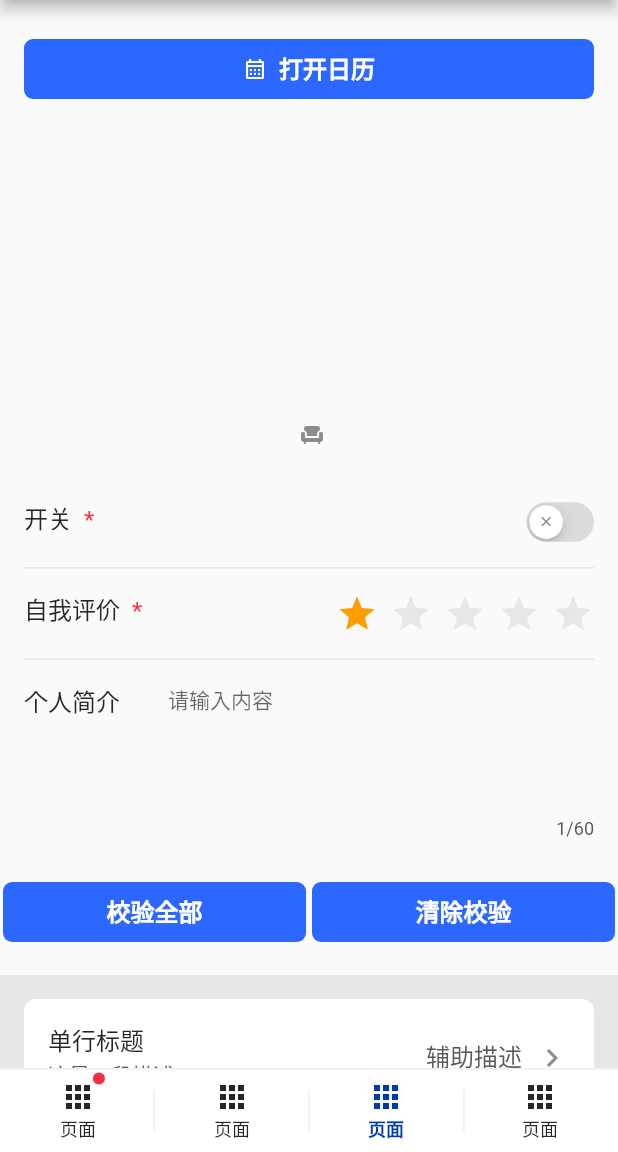
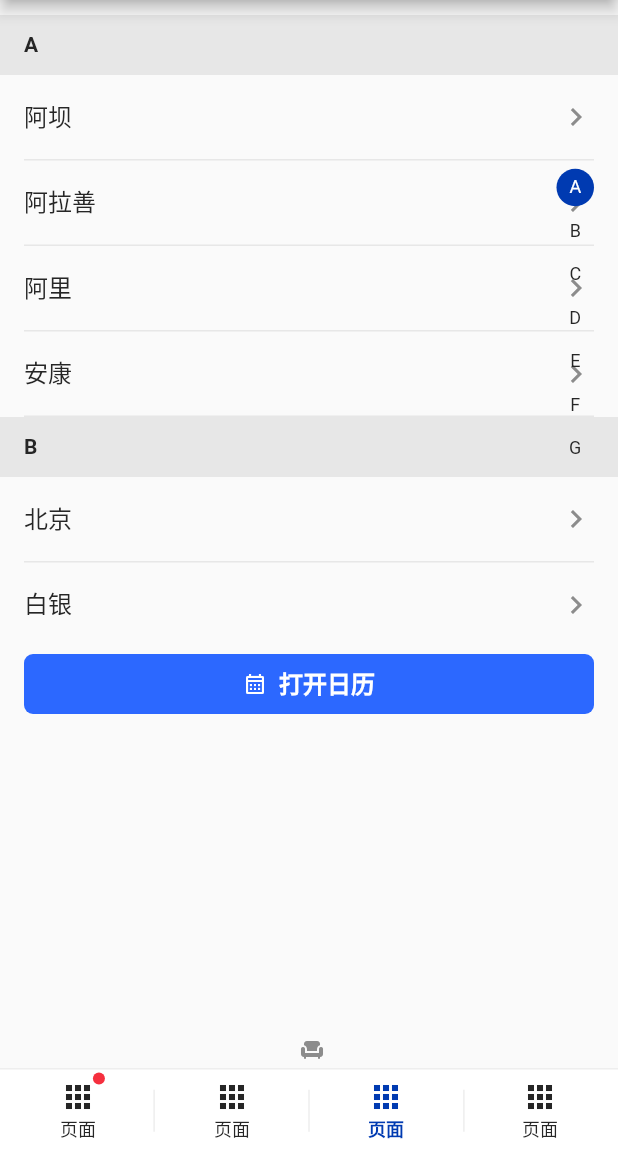
Before and after one commit to yuristar12/MX-widget, a Flutter app: the screen it shows after launch, on a phone screen of 412 x 824 dp, the part 84-1236 px from its top. Run offline on Flutter 3.47's test engine with Material 2 defaults, Android fonts, the phone set to English and light mode, and no system bars; our stand-ins replace flutter_swiper_null_safety; missing offline and left inert: dart:ffi; network calls fail.

Commit message:
暂存代码

```diff
--- a/example/lib/main.dart
+++ b/example/lib/main.dart
@@ -110,6 +110,8 @@ class _MyHomePageState extends State<MyHomePage>
 
   late MXCalendarController mxCalendarController;
 
+  late MXIndexesController mxIndexesController;
+
   @override
   void initState() {
     super.initState();
@@ -391,6 +393,12 @@ class _MyHomePageState extends State<MyHomePage>
             MXCascaderOptions(
               value: '120100',
               label: '天津市',
+              children: [
+                MXCascaderOptions(value: '120101', label: '和平区'),
+                MXCascaderOptions(value: '120102', label: '河东区'),
+                MXCascaderOptions(value: '120103', label: '河西区'),
+                MXCascaderOptions(value: '120104', label: '南开区'),
+              ],
             ),
           ])
         ]);
@@ -453,6 +461,89 @@ class _MyHomePageState extends State<MyHomePage>
       //   );
       // },
     );
+
+    mxIndexesController = MXIndexesController(
+        model: [
+          MXIndexesModel(index: "A", children: <String>[
+            '阿坝',
+            '阿拉善',
+            '阿里',
+            '安康',
+          ]),
+          MXIndexesModel(index: "B", children: <String>[
+            '北京',
+            '白银',
+            '保定',
+            '宝鸡',
+            '保山',
+            '包头',
+            '巴中',
+            '北海',
+            '蚌埠',
+            '本溪',
+            '毕节',
+            '滨州',
+            '百色',
+            '亳州',
+          ]),
+          MXIndexesModel(index: "C", children: <String>[
+            '重庆',
+            '成都',
+            '长沙',
+            '长春',
+            '沧州',
+            '常德',
+            '昌都',
+            '长治',
+            '常州',
+            '巢湖',
+            '潮州',
+            '承德',
+            '郴州',
+            '赤峰',
+            '池州',
+            '崇左',
+            '楚雄',
+            '滁州',
+            '朝阳',
+          ]),
+          MXIndexesModel(index: "D", children: <String>[
+            '大连',
+            '东莞',
+            '大理',
+            '丹东',
+            '大庆',
+            '大同',
+            '大兴安岭',
+            '德宏',
+            '德阳',
+            '德州',
+            '定西',
+            '迪庆',
+            '东营',
+          ]),
+          MXIndexesModel(index: "E", children: <String>['鄂尔多斯', '恩施', '鄂州']),
+          MXIndexesModel(
+              index: "F",
+              children: <String>['福州', '防城港', '佛山', '抚顺', '抚州', '阜新', '阜阳']),
+          MXIndexesModel(index: "G", children: <String>[
+            '广州',
+            '桂林',
+            '贵阳',
+            '甘南',
+            '赣州',
+            '甘孜',
+            '广安',
+            '广元',
+            '贵港',
+            '果洛'
+          ]),
+        ],
+        contentItemBuilder: <String>(String params) {
+          return Container(
+              child: MXCell(
+                  model: MXCellModel(title: params.toString()), padding: 16));
+        });
   }
 
   @override
@@ -508,6 +599,11 @@ class _MyHomePageState extends State<MyHomePage>
                     height: 10,
                   ),
 
+                  MXIndexes(height: 400, controller: mxIndexesController),
+
+                  const SizedBox(
+                    height: 10,
+                  ),
                   MXButton(
                     text: '打开日历',
                     icon: Icons.calendar_month_outlined,
@@ -546,7 +642,11 @@ class _MyHomePageState extends State<MyHomePage>
                     height: 20,
                   ),
 
-                  MXForm(formList: [
+                  Container(
+                    padding: EdgeInsets.all(16),
+                    decoration: BoxDecoration(
+                        color: MXTheme.of(context).infoPrimaryColor),
+                    child: MXForm(formList: [
                       MXFormItemModel(
                           require: true,
                           label: "开关",
@@ -605,6 +705,7 @@ class _MyHomePageState extends State<MyHomePage>
                             );
                           })
                     ], controller: mxFormController),
+                  ),
 
                   Flex(
                     direction: Axis.horizontal,
@@ -772,7 +873,7 @@ class _MyHomePageState extends State<MyHomePage>
                     themeEnum: themeEnum,
                     afterClickButtonCallback: () {
                       mxCascaderController.toRenderCascader(
-                          context: context, id: '110108');
+                          context: context, id: '120104');
                     },
                   ),
                   const SizedBox(
--- a/lib/src/config/global_enum.dart
+++ b/lib/src/config/global_enum.dart
@@ -1,3 +1,5 @@
+import 'dart:ffi';
+
 import 'package:flutter/material.dart';
 import 'package:mx_widget/src/widgets/form/mx_form_item_model.dart';
 
@@ -490,6 +492,8 @@ enum MXFormAlign { horizontal, vertical }
 
 enum MXFormPositionAlign { start, center, end }
 
+enum MXFormTypeEnum { common, card }
+
 typedef MXFormItemBuilder = Widget Function(MXFormItemModel value);
 
 /// popover组件
@@ -522,3 +526,6 @@ typedef MXCalendarOfDayBuilder = Widget Function(
 typedef MXCalendarOnSelect = void Function(DateTime time);
 
 typedef MXCalendarOnChange = void Function(dynamic value);
+
+/// indexes组件
+typedef MXIndexesItemClick = Void Function<T>(T params);
--- a/lib/src/export.dart
+++ b/lib/src/export.dart
@@ -208,3 +208,8 @@ export 'widgets/calendar/model/mx_calendar_time.dart';
 export 'widgets/calendar/use_mx_calendar_by_popup.dart';
 export 'widgets/calendar/model/mx_calendar_controller.dart';
 export 'widgets/calendar/model/mx_calendar_value_by_range.dart';
+
+// indexes组件
+export 'widgets/indexes/mx_indexes.dart';
+export 'widgets/indexes/model/mx_indexes_model.dart';
+export 'widgets/indexes/model/mx_indexes_controller.dart';
--- a/lib/src/widgets/cascader/mx_cascader_anchor_item.dart
+++ b/lib/src/widgets/cascader/mx_cascader_anchor_item.dart
@@ -6,13 +6,14 @@ final double bottomPadding = MXTheme.getThemeConfig().space24;
 typedef MXCascaderAnchorItemOntap = void Function(String id);
 
 class MXCascaderAnchorItem extends StatelessWidget {
-  const MXCascaderAnchorItem(
-      {super.key,
-      required this.id,
-      required this.onTap,
-      required this.title,
-      required this.isActivity,
-      required this.isLast});
+  const MXCascaderAnchorItem({
+    super.key,
+    required this.id,
+    required this.onTap,
+    required this.title,
+    required this.isLast,
+    required this.isActivity,
+  });
 
   final String id;
   final String title;
--- a/lib/src/widgets/cascader/mx_cascader_controller.dart
+++ b/lib/src/widgets/cascader/mx_cascader_controller.dart
@@ -60,10 +60,10 @@ class MXCascaderController {
     _stepsController = MXStepsController(stepsItems: [
       MXStepsItemModel(
         title: '选择选项',
-        builder: (isActivity) {
+        builder: (isActivity, {required int index}) {
           return MXCascaderAnchorItem(
-              isLast: true,
               id: "0",
+              isLast: _stepsController!.stepsItems.length - 1 == index,
               onTap: (String id) {},
               title: "选择选项",
               isActivity: true);
@@ -198,9 +198,11 @@ class MXCascaderController {
         _optionList[_activityIndex] = option;
         if (!isCurrent) {
           _optionList.removeRange(_activityIndex + 1, _optionList.length);
-        } else {
-          _activityIndex += 1;
         }
+        _activityIndex += 1;
+        // else {
+        //   _activityIndex += 1;
+        // }
       }
     }
   }
@@ -257,13 +259,13 @@ class MXCascaderController {
       MXCascaderOptions option, bool isActivity, bool isLast) {
     return MXStepsItemModel(
       title: option.label,
-      builder: (innerActivity) {
+      builder: (innerActivity, {required int index}) {
         return MXCascaderAnchorItem(
             id: option.value,
-            isLast: isLast,
             onTap: (String id) {
               _onStepItemTap(id);
             },
+            isLast: _stepsController!.stepsItems.length - 1 == index,
             title: option.label,
             isActivity: isActivity);
       },
@@ -273,7 +275,7 @@ class MXCascaderController {
   MXStepsItemModel _assemberDefaultAnchorItem() {
     return MXStepsItemModel(
       title: '选择选项',
-      builder: (isActivity) {
+      builder: (isActivity, {required int index}) {
         return MXCascaderAnchorItem(
             id: "0",
             onTap: (String id) {
@@ -281,8 +283,8 @@ class MXCascaderController {
               _isStepItemClickId = null;
               updateLayout();
             },
+            isLast: _stepsController!.stepsItems.length - 1 == index,
             title: "选择选项",
-            isLast: true,
             isActivity: _isStepItemClickId == null);
       },
     );
--- a/lib/src/widgets/form/mx_form.dart
+++ b/lib/src/widgets/form/mx_form.dart
@@ -11,6 +11,7 @@ class MXForm extends StatefulWidget {
     this.labelWidth = 80,
     required this.formList,
     required this.controller,
+    this.type = MXFormTypeEnum.common,
     this.align = MXFormAlign.horizontal,
   });
 
@@ -23,6 +24,8 @@ class MXForm extends StatefulWidget {
   final MXFormController controller;
 
   final double labelWidth;
+
+  final MXFormTypeEnum type;
 
   @override
   State<MXForm> createState() => MXFormState();
@@ -80,11 +83,28 @@ class MXFormState extends State<MXForm> {
         crossAxisAlignment: CrossAxisAlignment.start, children: _getFormList());
   }
 
+  BoxDecoration _buildFormWrapDecoration() {
+    Color backgroundColor = MXTheme.of(context).whiteColor;
+
+    switch (widget.type) {
+      case MXFormTypeEnum.card:
+        return BoxDecoration(
+            borderRadius: BorderRadius.all(
+                Radius.circular(MXTheme.of(context).radiusMedium)),
+            color: backgroundColor);
+      case MXFormTypeEnum.common:
+        return BoxDecoration(color: backgroundColor);
+    }
+  }
+
   @override
   Widget build(BuildContext context) {
+    Widget child = _buildBody();
+
     return Container(
+      decoration: _buildFormWrapDecoration(),
       padding: EdgeInsets.symmetric(horizontal: widget.padding),
-      child: _buildBody(),
+      child: child,
     );
   }
 }
--- a/lib/src/widgets/form/mx_form_item.dart
+++ b/lib/src/widgets/form/mx_form_item.dart
@@ -80,11 +80,22 @@ class MXFormItem extends StatelessWidget {
       }
     }
 
-    contentChild = Column(
-      mainAxisAlignment: MainAxisAlignment.start,
-      crossAxisAlignment: alignment,
-      children: contentChildren,
-    );
+    if (align == MXFormAlign.horizontal) {
+      contentChild = Container(
+        margin: const EdgeInsets.only(top: 2),
+        child: Column(
+          mainAxisAlignment: MainAxisAlignment.start,
+          crossAxisAlignment: alignment,
+          children: contentChildren,
+        ),
+      );
+    } else {
+      contentChild = Column(
+        mainAxisAlignment: MainAxisAlignment.start,
+        crossAxisAlignment: alignment,
+        children: contentChildren,
+      );
+    }
 
     if (disabled) {
       child = Opacity(
--- /dev/null
+++ b/lib/src/widgets/indexes/model/mx_indexes_anchor_controller.dart
@@ -0,0 +1,11 @@
+import 'package:mx_widget/src/widgets/indexes/mx_indexes_anchor.dart';
+
+class MXIndexesAnchorController {
+  MXIndexesAnchorController();
+
+  MXIndexesAnchorState? state;
+
+  void setState(MXIndexesAnchorState state) {
+    this.state = state;
+  }
+}
--- /dev/null
+++ b/lib/src/widgets/indexes/model/mx_indexes_controller.dart
@@ -0,0 +1,31 @@
+import 'package:flutter/material.dart';
+import 'package:mx_widget/mx_widget.dart';
+import 'package:mx_widget/src/widgets/indexes/model/mx_indexes_globalkey_and_index_model.dart';
+
+typedef MXIndexesContentItemBuilder = Widget Function<T>(T params);
+typedef MXIndexesHeaderBuilder = Widget Function(MXIndexesModel params);
+
+class MXIndexesController {
+  MXIndexesController(
+      {this.itemClick,
+      this.headerBuilder,
+      required this.model,
+      this.headerHeight = 40,
+      required this.contentItemBuilder});
+
+  final double headerHeight;
+
+  final List<MXIndexesModel> model;
+
+  final MXIndexesItemClick? itemClick;
+
+  final MXIndexesHeaderBuilder? headerBuilder;
+
+  final MXIndexesContentItemBuilder contentItemBuilder;
+
+  MXIndexesGlobalkeyAndIndex? value;
+
+  void setValue(MXIndexesGlobalkeyAndIndex value) {
+    this.value = value;
+  }
+}
--- /dev/null
+++ b/lib/src/widgets/indexes/model/mx_indexes_globalkey_and_index_model.dart
@@ -0,0 +1,9 @@
+import 'package:flutter/material.dart';
+
+class MXIndexesGlobalkeyAndIndex {
+  MXIndexesGlobalkeyAndIndex({required this.globalKey, required this.index});
+
+  final GlobalKey globalKey;
+
+  final String index;
+}
--- /dev/null
+++ b/lib/src/widgets/indexes/model/mx_indexes_model.dart
@@ -0,0 +1,7 @@
+class MXIndexesModel<T> {
+  MXIndexesModel({required this.index, required this.children});
+
+  final String index;
+
+  final List<T> children;
+}
--- /dev/null
+++ b/lib/src/widgets/indexes/mx_indexes.dart
@@ -0,0 +1,80 @@
+import 'package:flutter/material.dart';
+import 'package:mx_widget/mx_widget.dart';
+import 'package:mx_widget/src/widgets/indexes/mx_indexes_anchor.dart';
+import 'package:mx_widget/src/widgets/indexes/mx_indexes_content.dart';
+import 'package:mx_widget/src/widgets/indexes/model/mx_indexes_anchor_controller.dart';
+import 'package:mx_widget/src/widgets/indexes/model/mx_indexes_globalkey_and_index_model.dart';
+
+class MXIndexes extends StatefulWidget {
+  const MXIndexes({super.key, required this.height, required this.controller});
+
+  final double height;
+
+  final MXIndexesController controller;
+
+  @override
+  State<MXIndexes> createState() => _MXIndexesState();
+}
+
+class _MXIndexesState extends State<MXIndexes> {
+  List<MXIndexesGlobalkeyAndIndex> keysList = [];
+
+  late ScrollController scrollController;
+
+  late MXIndexesAnchorController anchorController;
+
+  @override
+  void initState() {
+    scrollController = ScrollController();
+    anchorController = MXIndexesAnchorController();
+
+    super.initState();
+  }
+
+  Widget _buildBody(BuildContext context) {
+    List<Widget> children = [];
+
+    children.add(MXIndexesContent(
+      controller: widget.controller,
+      scrollController: scrollController,
+      addGlobalKey: _addKeyItem,
+      // Future.delayed(const Duration(milliseconds: 1000), () {
+      //   int index = keysList.indexWhere((element) {
+      //     return element.index == modelItem.index;
+      //   });
+
+      //   if (index > -1) {
+      //     widget.controller.setValue(keysList[index]);
+      //     anchorController.state?.updateLayout();
+      //   }
+      // });
+    ));
+
+    children.add(MXIndexesAnchor(
+      controller: widget.controller,
+      anchorController: anchorController,
+    ));
+    return SizedBox(
+      height: widget.height,
+      child: Stack(
+        alignment: Alignment.centerRight,
+        children: children,
+      ),
+    );
+  }
+
+  void _addKeyItem(MXIndexesGlobalkeyAndIndex item) {
+    keysList.add(item);
+
+    if (keysList.length == 1) {
+      widget.controller.setValue(item);
+    }
+  }
+
+  @override
+  Widget build(BuildContext context) {
+    keysList.clear();
+
+    return _buildBody(context);
+  }
+}
--- /dev/null
+++ b/lib/src/widgets/indexes/mx_indexes_anchor.dart
@@ -0,0 +1,85 @@
+import 'package:flutter/material.dart';
+import 'package:mx_widget/mx_widget.dart';
+import 'package:mx_widget/src/widgets/indexes/model/mx_indexes_anchor_controller.dart';
+import 'package:mx_widget/src/widgets/indexes/model/mx_indexes_globalkey_and_index_model.dart';
+
+class MXIndexesAnchor extends StatefulWidget {
+  const MXIndexesAnchor(
+      {super.key, required this.controller, required this.anchorController});
+
+  final MXIndexesController controller;
+
+  final MXIndexesAnchorController anchorController;
+
+  @override
+  State<MXIndexesAnchor> createState() => MXIndexesAnchorState();
+}
+
+class MXIndexesAnchorState extends State<MXIndexesAnchor> {
+  @override
+  void initState() {
+    widget.anchorController.setState(this);
+    super.initState();
+  }
+
+  void updateLayout() {
+    setState(() {});
+  }
+
+  List<Widget> _getAnchorList() {
+    List<Widget> children = [];
+
+    List<MXIndexesModel> modelList = widget.controller.model;
+
+    MXIndexesGlobalkeyAndIndex? value = widget.controller.value;
+
+    for (var element in modelList) {
+      bool isActivity = false;
+
+      if (value != null && value.index == element.index) isActivity = true;
+
+      children.add(_buildAnchorItem(isActivity, element.index));
+    }
+
+    return children;
+  }
+
+  Widget _buildAnchorItem(bool isActivity, String index) {
+    MXThemeConfig mxThemeConfig = MXTheme.of(context);
+
+    return GestureDetector(
+      onTap: () {},
+      child: Container(
+        width: 25,
+        height: 25,
+        margin: EdgeInsets.only(top: mxThemeConfig.space4),
+        decoration: BoxDecoration(
+            color:
+                isActivity ? mxThemeConfig.brandClickColor : Colors.transparent,
+            borderRadius:
+                BorderRadius.all(Radius.circular(mxThemeConfig.radiusRound))),
+        child: Center(
+          child: MXText(
+            data: index,
+            font: mxThemeConfig.fontInfoLarge,
+            textColor: isActivity
+                ? mxThemeConfig.whiteColor
+                : mxThemeConfig.fontUsePrimaryColor,
+          ),
+        ),
+      ),
+    );
+  }
+
+  Widget _buildBody() {
+    return Column(
+      mainAxisSize: MainAxisSize.min,
+      children: _getAnchorList(),
+    );
+  }
+
+  @override
+  Widget build(BuildContext context) {
+    return Positioned(right: 16, child: _buildBody());
+  }
+}
--- /dev/null
+++ b/lib/src/widgets/indexes/mx_indexes_content.dart
@@ -0,0 +1,69 @@
+import 'package:flutter/material.dart';
+import 'package:mx_widget/src/widgets/indexes/model/mx_indexes_controller.dart';
+import 'package:mx_widget/src/widgets/indexes/model/mx_indexes_globalkey_and_index_model.dart';
+import 'package:mx_widget/src/widgets/indexes/model/mx_indexes_model.dart';
+import 'package:mx_widget/src/widgets/indexes/mx_indexes_content_item.dart';
+import 'package:mx_widget/src/widgets/indexes/mx_indexes_header.dart';
+
+typedef MXIndexesAddGlobalKey = void Function(
+    MXIndexesGlobalkeyAndIndex keyItem);
+
+class MXIndexesContent extends StatelessWidget {
+  const MXIndexesContent({
+    super.key,
+    required this.controller,
+    required this.scrollController,
+    required this.addGlobalKey,
+  });
+
+  final MXIndexesController controller;
+
+  final ScrollController scrollController;
+
+  final MXIndexesAddGlobalKey addGlobalKey;
+
+  Widget _buildBody(BuildContext context) {
+    return CustomScrollView(
+      slivers: _buildSlivers(context),
+      controller: scrollController,
+    );
+  }
+
+  List<Widget> _buildSlivers(BuildContext context) {
+    return controller.model.map((e) {
+      GlobalKey key = GlobalKey();
+      MXIndexesGlobalkeyAndIndex keyAndIndex =
+          MXIndexesGlobalkeyAndIndex(globalKey: key, index: e.index);
+
+      addGlobalKey.call(keyAndIndex);
+
+      return _buildScrollContent(e, key);
+    }).toList();
+  }
+
+  Widget _buildScrollContent(
+    MXIndexesModel modelItem,
+    GlobalKey key,
+  ) {
+    return SliverMainAxisGroup(key: key, slivers: [
+      SliverPersistentHeader(
+          pinned: true,
+          delegate: MXIndexesHeader(
+            modelItem: modelItem,
+            controller: controller,
+          )),
+      SliverList(
+          delegate: SliverChildBuilderDelegate(
+              (context, index) => MXIndexesContentItem(
+                    controller: controller,
+                    itemParams: modelItem.children[index],
+                  ),
+              childCount: modelItem.children.length))
+    ]);
+  }
+
+  @override
+  Widget build(BuildContext context) {
+    return _buildBody(context);
+  }
+}
--- /dev/null
+++ b/lib/src/widgets/indexes/mx_indexes_content_item.dart
@@ -0,0 +1,24 @@
+import 'package:flutter/material.dart';
+import 'package:mx_widget/mx_widget.dart';
+import 'package:mx_widget/src/widgets/indexes/model/mx_indexes_controller.dart';
+
+class MXIndexesContentItem extends StatelessWidget {
+  const MXIndexesContentItem(
+      {super.key, required this.itemParams, required this.controller});
+
+  final dynamic itemParams;
+
+  final MXIndexesController controller;
+
+  Widget _buildBody(BuildContext context) {
+    return Container(
+      padding: const EdgeInsets.symmetric(horizontal: 16),
+      child: controller.contentItemBuilder.call(itemParams),
+    );
+  }
+
+  @override
+  Widget build(BuildContext context) {
+    return _buildBody(context);
+  }
+}
--- /dev/null
+++ b/lib/src/widgets/indexes/mx_indexes_header.dart
@@ -0,0 +1,60 @@
+import 'package:flutter/material.dart';
+import 'package:mx_widget/mx_widget.dart';
+
+typedef MXIndexesOnUpdateFloating = void Function(MXIndexesModel modelItem);
+
+class MXIndexesHeader extends SliverPersistentHeaderDelegate {
+  MXIndexesHeader({
+    required this.modelItem,
+    required this.controller,
+  });
+
+  final MXIndexesController controller;
+
+  final MXIndexesModel modelItem;
+
+  bool isFloating = false;
+
+  @override
+  Widget build(
+      BuildContext context, double shrinkOffset, bool overlapsContent) {
+    MXThemeConfig mxThemeConfig = MXTheme.of(context);
+
+    Widget childe;
+
+    isFloating = shrinkOffset == minExtent;
+
+    childe = Container(
+        child: controller.headerBuilder != null
+            ? controller.headerBuilder!.call(modelItem)
+            : Container(
+                alignment: Alignment.centerLeft,
+                height: controller.headerHeight,
+                color: mxThemeConfig.infoPrimaryColor,
+                padding: EdgeInsets.symmetric(
+                    horizontal: mxThemeConfig.space16,
+                    vertical: mxThemeConfig.space4),
+                child: MXText(
+                  fontWeight: FontWeight.bold,
+                  data: modelItem.index,
+                  font: mxThemeConfig.fontBodySmall,
+                  textColor: isFloating
+                      ? mxThemeConfig.brandPrimaryColor
+                      : mxThemeConfig.fontUsePrimaryColor,
+                ),
+              ));
+
+    return childe;
+  }
+
+  @override
+  double get maxExtent => minExtent;
+
+  @override
+  double get minExtent => controller.headerHeight;
+
+  @override
+  bool shouldRebuild(covariant MXIndexesHeader oldDelegate) {
+    return false;
+  }
+}
--- a/lib/src/widgets/popUp/mx_pop_up_body.dart
+++ b/lib/src/widgets/popUp/mx_pop_up_body.dart
@@ -94,7 +94,9 @@ class MXPopUpBottomBody extends StatelessWidget {
 
   Widget _buildBody(BuildContext context) {
     return Container(
-      padding: EdgeInsets.all(MXTheme.of(context).space16),
+      padding: EdgeInsets.symmetric(
+          horizontal: MXTheme.of(context).space16,
+          vertical: MXTheme.of(context).space8),
       decoration: BoxDecoration(
           color: backgroundColor ?? MXTheme.of(context).whiteColor,
           borderRadius: BorderRadius.only(
--- a/lib/src/widgets/sideBar/mx_side_bar_anchor_content.dart
+++ b/lib/src/widgets/sideBar/mx_side_bar_anchor_content.dart
@@ -90,7 +90,6 @@ class MXSideBarAnchorContentState extends State<MXSideBarAnchorContent> {
         if (offset > heightItem) {
           if (i == lenght - 1) {
             widget.controller.onTabChangeToLast();
-            return;
           } else if (offset <= heightList[i + 1]) {
             widget.controller.onTabChange(i);
             return;
--- a/lib/src/widgets/steps/mx_steps_item.dart
+++ b/lib/src/widgets/steps/mx_steps_item.dart
@@ -382,7 +382,7 @@ class MXStepsItem extends StatelessWidget {
             child: SizedBox(
               width: width - contentSize,
               child: model.builder != null
-                  ? model.builder!.call(isActivity)
+                  ? model.builder!.call(isActivity, index: index)
                   : content,
             ),
           ))
--- a/lib/src/widgets/steps/mx_steps_item_model.dart
+++ b/lib/src/widgets/steps/mx_steps_item_model.dart
@@ -1,6 +1,7 @@
 import 'package:flutter/material.dart';
 
-typedef MXStepsItemBuilder = Widget Function(bool isActivity);
+typedef MXStepsItemBuilder = Widget Function(bool isActivity,
+    {required int index});
 
 class MXStepsItemModel {
   MXStepsItemModel({
```
Also changed, not shown: example/pubspec.lock, 7 other files. Lines whose indentation alone changed are shown as unchanged.
